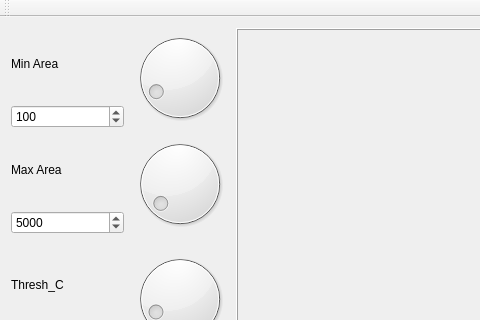
Before: the Qt Designer form MWTracker/GUI/getMaskParams/QtCreatorFiles/mainwindow.ui in ver228/tierpsy-tracker, drawn with Qt 5; both pictures show x 0 to 480 and y 0 to 320 of the 1161 by 746 pixel window.
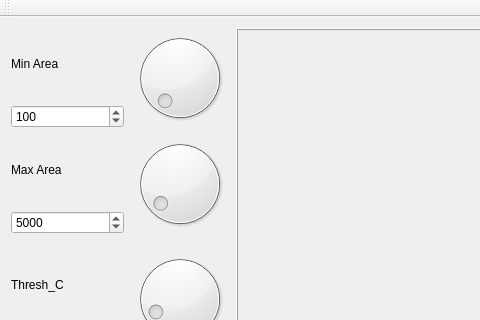
After: the same form once the commit is applied.

Diff of the .ui file:
```diff
--- a/MWTracker/GUI/getMaskParams/QtCreatorFiles/mainwindow.ui
+++ b/MWTracker/GUI/getMaskParams/QtCreatorFiles/mainwindow.ui
@@ -45,7 +45,7 @@
     <item row="0" column="1">
      <widget class="QDial" name="dial_min_area">
       <property name="maximum">
-       <number>1000</number>
+       <number>10000</number>
       </property>
       <property name="value">
        <number>100</number>
```
Left out of the diff: 4 changed lines with no effect on the pictures.
